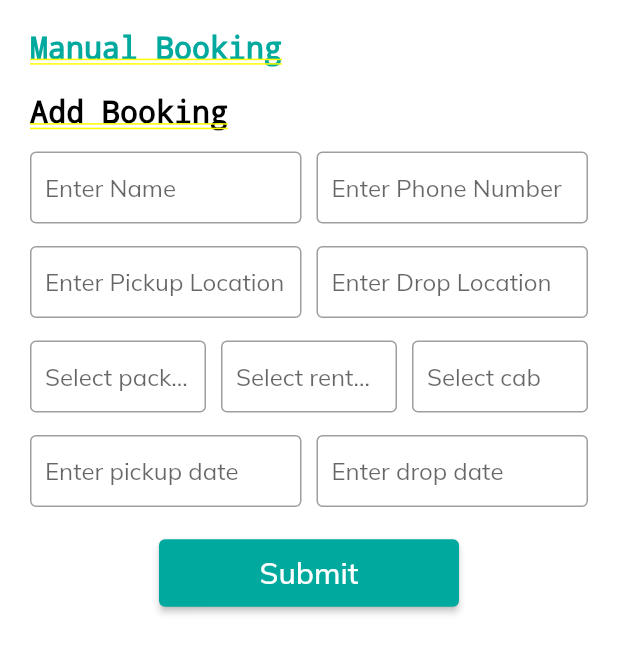
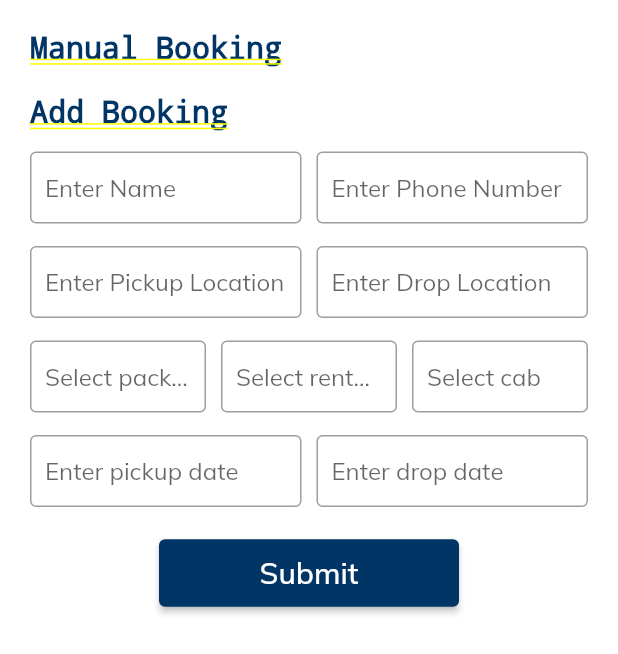
Before and after one commit to nivyragavan/taxi_subadmin_panel, a Flutter app: the ManualBookingPage screen opened by its route, on a phone screen of 412 x 824 dp. Shown: the top 654 px of the screen. Run offline on Flutter 3.47's test engine with Material 2 defaults, Android fonts, the phone set to English and light mode, and no system bars; our stand-ins replace data_table_2, flutter_typeahead, fluttertoast, get, get_storage, google_fonts and 2 more; missing offline and left inert: flutter_admin_scaffold; accounts and stored records are empty; network calls fail; statements that could not run were skipped.

Commit message:
colors changed

```diff
--- a/lib/constant/api.dart
+++ b/lib/constant/api.dart
@@ -1,6 +1,6 @@
 class ApiConstant{
 
-  static String baseUrl = 'https://taxiapis.viswatechnologysolutions.com/v1/api/mobile/subadmin/';
+  static String baseUrl = 'http://52.66.159.102:3002/v1/api/mobile/subadmin/';
 
   static String subAdminLogin = 'subadminLogin';
   static String profileView = "subadminprofileview";
--- a/lib/constant/style.dart
+++ b/lib/constant/style.dart
@@ -7,3 +7,8 @@ Color active = const Color(0xFF3C19C0);
 Color black = Colors.black;
 Color green = const Color(0xff00a99d);
 Color lightGreen = const Color(0xff95ede7);
+
+
+Color yellow = const Color(0xfffca311);
+Color blue = const Color(0xff003566);
+Color grey = const Color(0xffe5e5e5);
--- a/lib/view/manual_booking_page.dart
+++ b/lib/view/manual_booking_page.dart
@@ -61,7 +61,7 @@ class _ManualBookingPageState extends State<ManualBookingPage> {
             'Sub Admin Panel',
             style: TextStyle(color: Colors.black),
           ),
-          backgroundColor: Colors.white,
+          backgroundColor: yellow,
           actions: [
             IconButton(
                 onPressed: () {
@@ -86,7 +86,7 @@ class _ManualBookingPageState extends State<ManualBookingPage> {
                   text: 'Manual Booking',
                   size: 20,
                   weight: FontWeight.bold,
-                  color: green,
+                  color: blue,
                 ),
                 const SizedBox(height: 20),
                 Expanded(
@@ -114,7 +114,7 @@ class _ManualBookingPageState extends State<ManualBookingPage> {
           Text(
             'Add Booking',
             style: TextStyle(
-                fontSize: 20, color: green, fontWeight: FontWeight.bold),
+                fontSize: 20, color: blue, fontWeight: FontWeight.bold),
           ),
           const SizedBox(height: 15),
           Row(
@@ -122,52 +122,52 @@ class _ManualBookingPageState extends State<ManualBookingPage> {
               Expanded(
                 child: TextField(
                   controller: name,
-                  cursorColor: green,
+                  cursorColor: blue,
                   decoration: InputDecoration(
                       contentPadding: const EdgeInsets.all(10),
                       hintText: "Enter Name",
                       border: const OutlineInputBorder(),
                       focusedBorder: OutlineInputBorder(
-                          borderSide: BorderSide(color: green))),
+                          borderSide: BorderSide(color: blue))),
                 ),
               ),
               const SizedBox(width: 10),
               Expanded(
                 child: TextField(
                   controller: phone,
-                  cursorColor: green,
+                  cursorColor: blue,
                   decoration: InputDecoration(
                       contentPadding: const EdgeInsets.all(10),
                       hintText: "Enter Phone Number",
                       border: const OutlineInputBorder(),
                       focusedBorder: OutlineInputBorder(
-                          borderSide: BorderSide(color: green))),
+                          borderSide: BorderSide(color: blue))),
                 ),
               ),
               const SizedBox(width: 10),
               Expanded(
                 child: TextField(
                   controller: pickup,
-                  cursorColor: green,
+                  cursorColor: blue,
                   decoration: InputDecoration(
                       contentPadding: const EdgeInsets.all(10),
                       hintText: "Enter Pickup Location",
                       border: const OutlineInputBorder(),
                       focusedBorder: OutlineInputBorder(
-                          borderSide: BorderSide(color: green))),
+                          borderSide: BorderSide(color: blue))),
                 ),
               ),
               const SizedBox(width: 10),
               Expanded(
                 child: TextField(
                   controller: drop,
-                  cursorColor: green,
+                  cursorColor: blue,
                   decoration: InputDecoration(
                       contentPadding: const EdgeInsets.all(10),
                       hintText: "Enter Drop Location",
                       border: const OutlineInputBorder(),
                       focusedBorder: OutlineInputBorder(
-                          borderSide: BorderSide(color: green))),
+                          borderSide: BorderSide(color: blue))),
                 ),
               ),
             ],
@@ -178,7 +178,7 @@ class _ManualBookingPageState extends State<ManualBookingPage> {
               Expanded(
                 child: TypeAheadFormField(
                   textFieldConfiguration: TextFieldConfiguration(
-                      cursorColor: green,
+                      cursorColor: blue,
                       controller: package,
                       decoration: InputDecoration(
                         hintText: 'Select package',
@@ -186,7 +186,7 @@ class _ManualBookingPageState extends State<ManualBookingPage> {
                         border: const OutlineInputBorder(
                             borderSide: BorderSide(color: Colors.black)),
                         focusedBorder: OutlineInputBorder(
-                            borderSide: BorderSide(color: green, width: 2)),
+                            borderSide: BorderSide(color: blue, width: 2)),
                       )),
                   suggestionsCallback: (pattern) {
                     return ManualBookingPage.packageItems.where((item) =>
@@ -214,7 +214,7 @@ class _ManualBookingPageState extends State<ManualBookingPage> {
               Expanded(
                 child: TypeAheadFormField(
                   textFieldConfiguration: TextFieldConfiguration(
-                      cursorColor: green,
+                      cursorColor: blue,
                       controller: rental,
                       decoration: InputDecoration(
                         hintText: 'Select rental hour (in hours)',
@@ -222,7 +222,7 @@ class _ManualBookingPageState extends State<ManualBookingPage> {
                         border: const OutlineInputBorder(
                             borderSide: BorderSide(color: Colors.black)),
                         focusedBorder: OutlineInputBorder(
-                            borderSide: BorderSide(color: green, width: 2)),
+                            borderSide: BorderSide(color: blue, width: 2)),
                       )),
                   suggestionsCallback: (pattern) {
                     return ManualBookingPage.rentalItems.where((item) =>
@@ -250,7 +250,7 @@ class _ManualBookingPageState extends State<ManualBookingPage> {
               Expanded(
                 child: TypeAheadFormField(
                   textFieldConfiguration: TextFieldConfiguration(
-                      cursorColor: green,
+                      cursorColor: blue,
                       controller: cab,
                       decoration: InputDecoration(
                         hintText: 'Select cab',
@@ -258,7 +258,7 @@ class _ManualBookingPageState extends State<ManualBookingPage> {
                         border: const OutlineInputBorder(
                             borderSide: BorderSide(color: Colors.black)),
                         focusedBorder: OutlineInputBorder(
-                            borderSide: BorderSide(color: green, width: 2)),
+                            borderSide: BorderSide(color: blue, width: 2)),
                       )),
                   suggestionsCallback: (pattern) {
                     return ManualBookingPage.cabItems.where((item) =>
@@ -291,7 +291,7 @@ class _ManualBookingPageState extends State<ManualBookingPage> {
                         border: const OutlineInputBorder(
                             borderSide: BorderSide(color: Colors.black)),
                         focusedBorder: OutlineInputBorder(
-                            borderSide: BorderSide(color: green, width: 2)),
+                            borderSide: BorderSide(color: blue, width: 2)),
                         hintText: 'Enter pickup date'),
                     readOnly: true,
                     onTap: () async {
@@ -334,7 +334,7 @@ class _ManualBookingPageState extends State<ManualBookingPage> {
                         border: const OutlineInputBorder(
                             borderSide: BorderSide(color: Colors.black)),
                         focusedBorder: OutlineInputBorder(
-                            borderSide: BorderSide(color: green, width: 2)),
+                            borderSide: BorderSide(color: blue, width: 2)),
                         hintText: 'Enter drop date'),
                     readOnly: true,
                     onTap: () async {
@@ -399,7 +399,7 @@ class _ManualBookingPageState extends State<ManualBookingPage> {
               },
               child: Container(
                 decoration: BoxDecoration(
-                    gradient: LinearGradient(colors: [green, dark]),
+                    gradient: LinearGradient(colors: [blue, yellow]),
                     borderRadius: BorderRadius.circular(10)),
                 alignment: Alignment.center,
                 width: 500,
@@ -441,7 +441,7 @@ class _ManualBookingPageState extends State<ManualBookingPage> {
         Text(
           'Add Booking',
           style: TextStyle(
-              fontSize: 20, color: black, fontWeight: FontWeight.bold),
+              fontSize: 20, color: blue, fontWeight: FontWeight.bold),
         ),
         const SizedBox(height: 15),
         Row(
@@ -449,26 +449,26 @@ class _ManualBookingPageState extends State<ManualBookingPage> {
             Expanded(
               child: TextField(
                 controller: name,
-                cursorColor: green,
+                cursorColor: blue,
                 decoration: InputDecoration(
                     contentPadding: const EdgeInsets.all(10),
                     hintText: "Enter Name",
                     border: const OutlineInputBorder(),
                     focusedBorder: OutlineInputBorder(
-                        borderSide: BorderSide(color: green))),
+                        borderSide: BorderSide(color: blue))),
               ),
             ),
             const SizedBox(width: 10),
             Expanded(
               child: TextField(
                 controller: phone,
-                cursorColor: green,
+                cursorColor: blue,
                 decoration: InputDecoration(
                     contentPadding: const EdgeInsets.all(10),
                     hintText: "Enter Phone Number",
                     border: const OutlineInputBorder(),
                     focusedBorder: OutlineInputBorder(
-                        borderSide: BorderSide(color: green))),
+                        borderSide: BorderSide(color: blue))),
               ),
             ),
           ],
@@ -479,26 +479,26 @@ class _ManualBookingPageState extends State<ManualBookingPage> {
             Expanded(
               child: TextField(
                 controller: pickup,
-                cursorColor: green,
+                cursorColor: blue,
                 decoration: InputDecoration(
                     contentPadding: const EdgeInsets.all(10),
                     hintText: "Enter Pickup Location",
                     border: const OutlineInputBorder(),
                     focusedBorder: OutlineInputBorder(
-                        borderSide: BorderSide(color: green))),
+                        borderSide: BorderSide(color: blue))),
               ),
             ),
             const SizedBox(width: 10),
             Expanded(
               child: TextField(
                 controller: drop,
-                cursorColor: green,
+                cursorColor: blue,
                 decoration: InputDecoration(
                     contentPadding: const EdgeInsets.all(10),
                     hintText: "Enter Drop Location",
                     border: const OutlineInputBorder(),
                     focusedBorder: OutlineInputBorder(
-                        borderSide: BorderSide(color: green))),
+                        borderSide: BorderSide(color: blue))),
               ),
             ),
           ],
@@ -509,7 +509,7 @@ class _ManualBookingPageState extends State<ManualBookingPage> {
             Expanded(
               child: TypeAheadFormField(
                 textFieldConfiguration: TextFieldConfiguration(
-                    cursorColor: green,
+                    cursorColor: blue,
                     controller: package,
                     decoration: InputDecoration(
                       hintText: 'Select package',
@@ -517,7 +517,7 @@ class _ManualBookingPageState extends State<ManualBookingPage> {
                       border: const OutlineInputBorder(
                           borderSide: BorderSide(color: Colors.black)),
                       focusedBorder: OutlineInputBorder(
-                          borderSide: BorderSide(color: green, width: 2)),
+                          borderSide: BorderSide(color: blue, width: 2)),
                     )),
                 suggestionsCallback: (pattern) {
                   return ManualBookingPage.packageItems.where((item) =>
@@ -545,7 +545,7 @@ class _ManualBookingPageState extends State<ManualBookingPage> {
             Expanded(
               child: TypeAheadFormField(
                 textFieldConfiguration: TextFieldConfiguration(
-                    cursorColor: green,
+                    cursorColor: blue,
                     controller: rental,
                     decoration: InputDecoration(
                       hintText: 'Select rental hour',
@@ -553,7 +553,7 @@ class _ManualBookingPageState extends State<ManualBookingPage> {
                       border: const OutlineInputBorder(
                           borderSide: BorderSide(color: Colors.black)),
                       focusedBorder: OutlineInputBorder(
-                          borderSide: BorderSide(color: green, width: 2)),
+                          borderSide: BorderSide(color: blue, width: 2)),
                     )),
                 suggestionsCallback: (pattern) {
                   return ManualBookingPage.rentalItems.where((item) =>
@@ -581,7 +581,7 @@ class _ManualBookingPageState extends State<ManualBookingPage> {
             Expanded(
               child: TypeAheadFormField(
                 textFieldConfiguration: TextFieldConfiguration(
-                    cursorColor: green,
+                    cursorColor: blue,
                     controller: cab,
                     decoration: InputDecoration(
                       hintText: 'Select cab',
@@ -589,7 +589,7 @@ class _ManualBookingPageState extends State<ManualBookingPage> {
                       border: const OutlineInputBorder(
                           borderSide: BorderSide(color: Colors.black)),
                       focusedBorder: OutlineInputBorder(
-                          borderSide: BorderSide(color: green, width: 2)),
+                          borderSide: BorderSide(color: blue, width: 2)),
                     )),
                 suggestionsCallback: (pattern) {
                   return ManualBookingPage.cabItems.where((item) =>
@@ -626,7 +626,7 @@ class _ManualBookingPageState extends State<ManualBookingPage> {
                       border: const OutlineInputBorder(
                           borderSide: BorderSide(color: Colors.black)),
                       focusedBorder: OutlineInputBorder(
-                          borderSide: BorderSide(color: green, width: 2)),
+                          borderSide: BorderSide(color: blue, width: 2)),
                       hintText: 'Enter pickup date'),
                   readOnly: true,
                   onTap: () async {
@@ -669,7 +669,7 @@ class _ManualBookingPageState extends State<ManualBookingPage> {
                       border: const OutlineInputBorder(
                           borderSide: BorderSide(color: Colors.black)),
                       focusedBorder: OutlineInputBorder(
-                          borderSide: BorderSide(color: green, width: 2)),
+                          borderSide: BorderSide(color: blue, width: 2)),
                       hintText: 'Enter drop date'),
                   readOnly: true,
                   onTap: () async {
@@ -706,7 +706,7 @@ class _ManualBookingPageState extends State<ManualBookingPage> {
         Center(
           child: ElevatedButton(
             style: ElevatedButton.styleFrom(
-                primary: green, fixedSize: const Size(200, 45)),
+                primary: blue, fixedSize: const Size(200, 45)),
             // onPressed: () async {
             //   var data = await APIService().createManualBooking(
             //       name.text,
--- a/lib/widget/sidebar_widget.dart
+++ b/lib/widget/sidebar_widget.dart
@@ -14,18 +14,19 @@ import 'package:taxi_subadmin_panel/view/rides/scheduled_rides_page.dart';
 class SideBarWidget {
   sidebarMenus(selectedRoute) {
     return SideBar(
-      backgroundColor: Colors.white,
-      iconColor: Colors.black,
-      activeIconColor: black,
-      textStyle: const TextStyle(
-        color: Colors.black,
+      backgroundColor: yellow,
+      iconColor: black,
+      activeIconColor: grey,
+      textStyle:  TextStyle(
+        color: black,
         fontSize: 15,
       ),
-      activeTextStyle: const TextStyle(
-        color: Colors.black,
+      activeTextStyle: TextStyle(
+        color: grey,
         fontSize: 15,
       ),
-      activeBackgroundColor: lightGreen,
+      activeBackgroundColor: blue,
+      borderColor: Colors.grey,
       items: const [
         AdminMenuItem(
           title: 'Dashboard',
@@ -70,12 +71,12 @@ class SideBarWidget {
           ),
         ]),
       ],
-      footer: SizedBox(
-          width: 200,
+      footer: Container(
+          width: double.infinity,
           height: 100,
+          color: yellow,
           child: Image.asset('assets/icons/logo.png',
-              color: const Color.fromRGBO(255, 255, 255, 0.5),
-              colorBlendMode: BlendMode.modulate)),
+          )),
       selectedRoute: selectedRoute,
       onSelected: (item) {
         Get.toNamed(item.route!);
```
Also changed, not shown: lib/view/authentication_page.dart (+29 -27 lines), lib/view/dashboard_page.dart (+36 -20 lines), lib/view/profile_page.dart (+14 -14 lines), lib/view/rides/rides_booked_page.dart (+64 -29 lines), lib/view/rides/rides_cancelled_page.dart (+13 -13 lines), lib/view/rides/rides_completed_page.dart (+13 -13 lines), lib/view/rides/rides_in_progress_page.dart (+13 -13 lines), lib/view/rides/scheduled_rides_page.dart (+25 -20 lines), assets/icons/logo.png, pubspec.lock.
